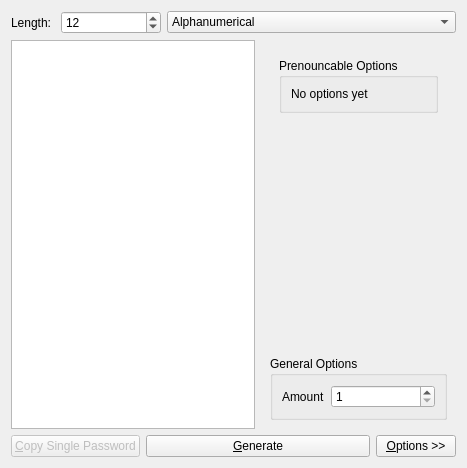
Old version of the form kpassgen.ui in the repository cyberbeat/kpassgen.
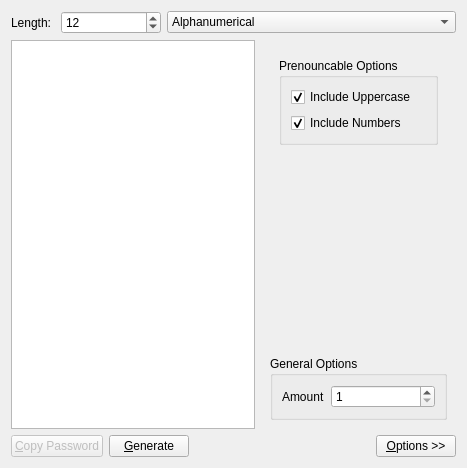
New version of the form. The open tabs and pages were chosen to show the change. Custom widgets are drawn as their Qt base class.

Diff of the .ui file:
```diff
--- a/kpassgen.ui
+++ b/kpassgen.ui
@@ -301,9 +301,22 @@
               </property>
               <layout class="QVBoxLayout" name="verticalLayout_10">
                <item>
-                <widget class="QLabel" name="label_3">
+                <widget class="QCheckBox" name="checkPrenUpper">
                  <property name="text">
-                  <string>No options yet</string>
+                  <string>Include Uppercase</string>
+                 </property>
+                 <property name="checked">
+                  <bool>true</bool>
+                 </property>
+                </widget>
+               </item>
+               <item>
+                <widget class="QCheckBox" name="checkPernNumber">
+                 <property name="text">
+                  <string>Include Numbers</string>
+                 </property>
+                 <property name="checked">
+                  <bool>true</bool>
                  </property>
                 </widget>
                </item>
@@ -378,14 +391,14 @@
         </sizepolicy>
        </property>
        <property name="text">
-        <string>&amp;Copy Single Password</string>
+        <string>&amp;Copy Password</string>
        </property>
       </widget>
      </item>
      <item>
       <widget class="KPushButton" name="buttonGenerate">
        <property name="sizePolicy">
-        <sizepolicy hsizetype="MinimumExpanding" vsizetype="Fixed">
+        <sizepolicy hsizetype="Preferred" vsizetype="Fixed">
          <horstretch>0</horstretch>
          <verstretch>0</verstretch>
         </sizepolicy>
@@ -395,6 +408,19 @@
        </property>
       </widget>
      </item>
+     <item>
+      <spacer name="horizontalSpacer">
+       <property name="orientation">
+        <enum>Qt::Horizontal</enum>
+       </property>
+       <property name="sizeHint" stdset="0">
+        <size>
+         <width>40</width>
+         <height>20</height>
+        </size>
+       </property>
+      </spacer>
+     </item>
      <item>
       <widget class="KPushButton" name="buttonOptions">
        <property name="sizePolicy">
@@ -416,6 +442,16 @@
   </layout>
  </widget>
  <customwidgets>
+  <customwidget>
+   <class>KIntSpinBox</class>
+   <extends>QSpinBox</extends>
+   <header>knuminput.h</header>
+  </customwidget>
+  <customwidget>
+   <class>KPushButton</class>
+   <extends>QPushButton</extends>
+   <header>kpushbutton.h</header>
+  </customwidget>
   <customwidget>
    <class>KLineEdit</class>
    <extends>QLineEdit</extends>
@@ -426,16 +462,6 @@
    <extends>QListWidget</extends>
    <header location="global">passwordlist.h</header>
   </customwidget>
-  <customwidget>
-   <class>KIntSpinBox</class>
-   <extends>QSpinBox</extends>
-   <header location="global">knuminput.h</header>
-  </customwidget>
-  <customwidget>
-   <class>KPushButton</class>
-   <extends>QPushButton</extends>
-   <header location="global">kpushbutton.h</header>
-  </customwidget>
  </customwidgets>
  <resources/>
  <connections>
```
Left out of the diff: 2 changed lines with no effect on the pictures.
